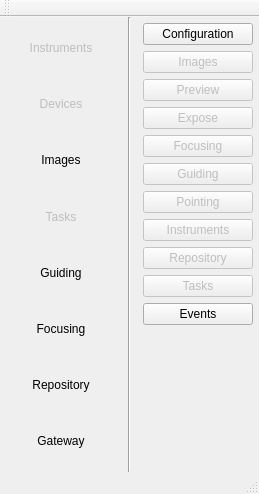
First picture: the form in gui/snowgui/main/mainwindow.ui, repository AndreasFMueller/AstroPhotography, before the edit.
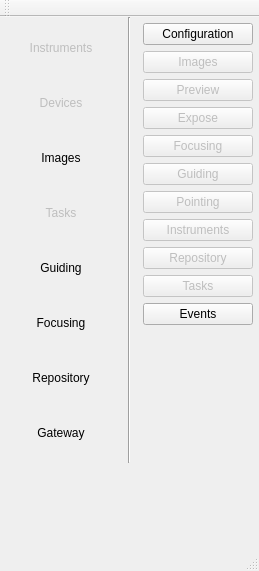
Second picture: the form after the edit. Custom widgets are drawn as their Qt base class.

Commit message: add system info stuff

```diff
--- a/gui/snowgui/main/mainwindow.ui
+++ b/gui/snowgui/main/mainwindow.ui
@@ -10,7 +10,7 @@
     <x>0</x>
     <y>0</y>
     <width>259</width>
-    <height>494</height>
+    <height>571</height>
    </rect>
   </property>
   <property name="sizePolicy">
@@ -44,7 +44,7 @@
    <property name="locale">
     <locale language="C" country="AnyCountry"/>
    </property>
-   <layout class="QHBoxLayout" name="horizontalLayout">
+   <layout class="QGridLayout" name="gridLayout_2">
     <property name="leftMargin">
      <number>0</number>
     </property>
@@ -57,7 +57,7 @@
     <property name="bottomMargin">
      <number>0</number>
     </property>
-    <item>
+    <item row="0" column="0">
      <widget class="QWidget" name="servicesWidget" native="true">
       <layout class="QVBoxLayout" name="verticalLayout">
        <property name="leftMargin">
@@ -176,14 +176,7 @@
       </layout>
      </widget>
     </item>
-    <item>
-     <widget class="Line" name="servicesseparatorLine">
-      <property name="orientation">
-       <enum>Qt::Vertical</enum>
-      </property>
-     </widget>
-    </item>
-    <item>
+    <item row="0" column="2">
      <widget class="QWidget" name="appsWidget" native="true">
       <layout class="QGridLayout" name="gridLayout">
        <property name="leftMargin">
@@ -321,6 +314,23 @@
       </layout>
      </widget>
     </item>
+    <item row="0" column="1">
+     <widget class="Line" name="servicesseparatorLine">
+      <property name="orientation">
+       <enum>Qt::Vertical</enum>
+      </property>
+     </widget>
+    </item>
+    <item row="1" column="0" colspan="3">
+     <widget class="snowgui::SystemInfoWidget" name="systeminfoWidget" native="true">
+      <property name="minimumSize">
+       <size>
+        <width>0</width>
+        <height>80</height>
+       </size>
+      </property>
+     </widget>
+    </item>
    </layout>
   </widget>
   <widget class="QMenuBar" name="menuBar">
@@ -344,6 +354,14 @@
   <widget class="QStatusBar" name="statusBar"/>
  </widget>
  <layoutdefault spacing="6" margin="11"/>
+ <customwidgets>
+  <customwidget>
+   <class>snowgui::SystemInfoWidget</class>
+   <extends>QWidget</extends>
+   <header location="global">systeminfowidget.h</header>
+   <container>1</container>
+  </customwidget>
+ </customwidgets>
  <resources/>
  <connections/>
  <slots>
```
The commit also changes 14 other files.
